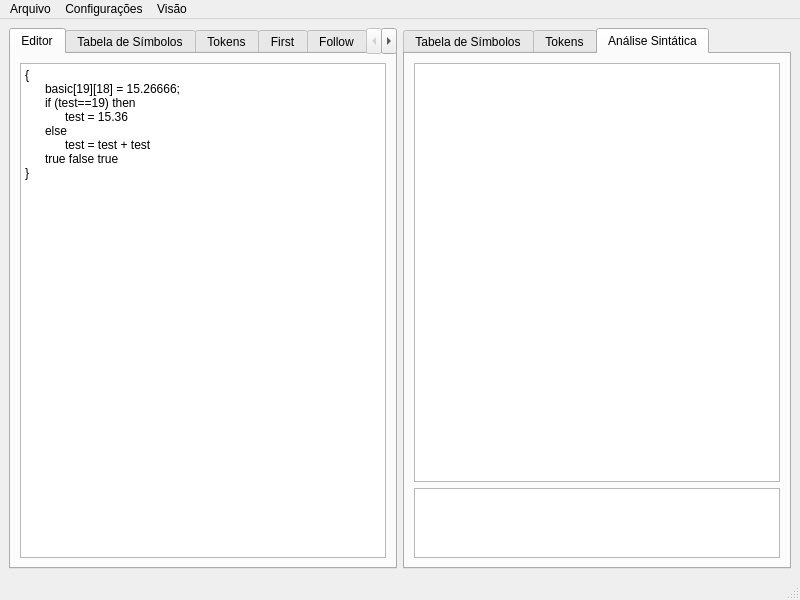
First picture: the form in mainWindow.ui, repository Dsbaule/AnaliseLexicaESintatica, before the edit.
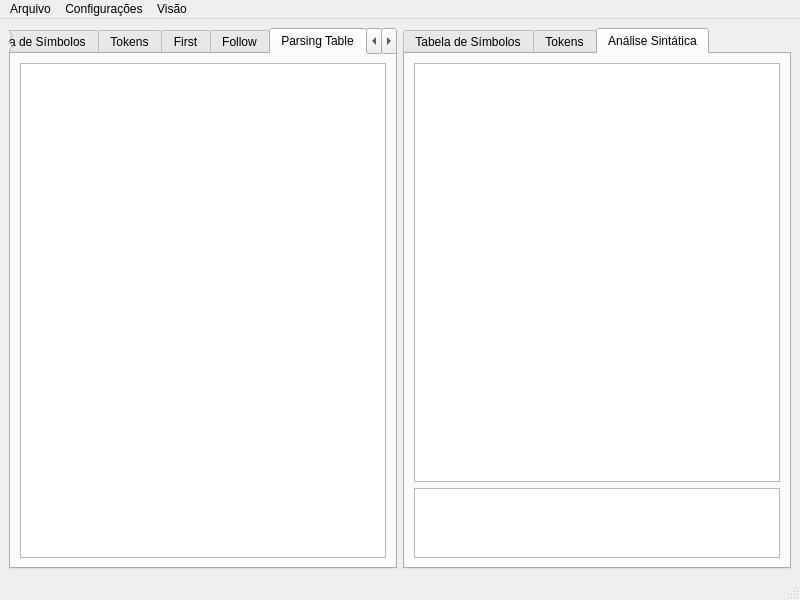
Second picture: the form after the edit. The open tabs and pages were chosen to show the change.

Diff of the .ui file:
```diff
--- a/mainWindow.ui
+++ b/mainWindow.ui
@@ -94,6 +94,22 @@
         </item>
        </layout>
       </widget>
+      <widget class="QWidget" name="tabParsingTable">
+       <attribute name="title">
+        <string>Parsing Table</string>
+       </attribute>
+       <layout class="QHBoxLayout" name="horizontalLayout_11">
+        <item>
+         <widget class="QTableWidget" name="tableParsingTable">
+          <property name="font">
+           <font>
+            <pointsize>8</pointsize>
+           </font>
+          </property>
+         </widget>
+        </item>
+       </layout>
+      </widget>
       <widget class="QWidget" name="sintTab">
        <attribute name="title">
         <string>Análise Sintática</string>
```
Left out of the diff: 2 changed lines with no effect on the pictures.
